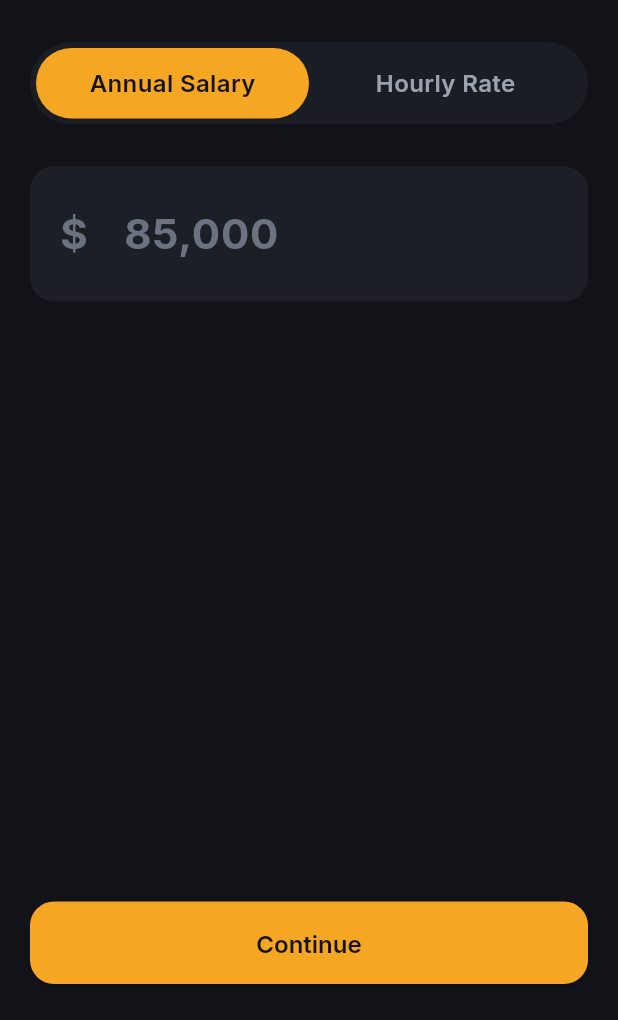
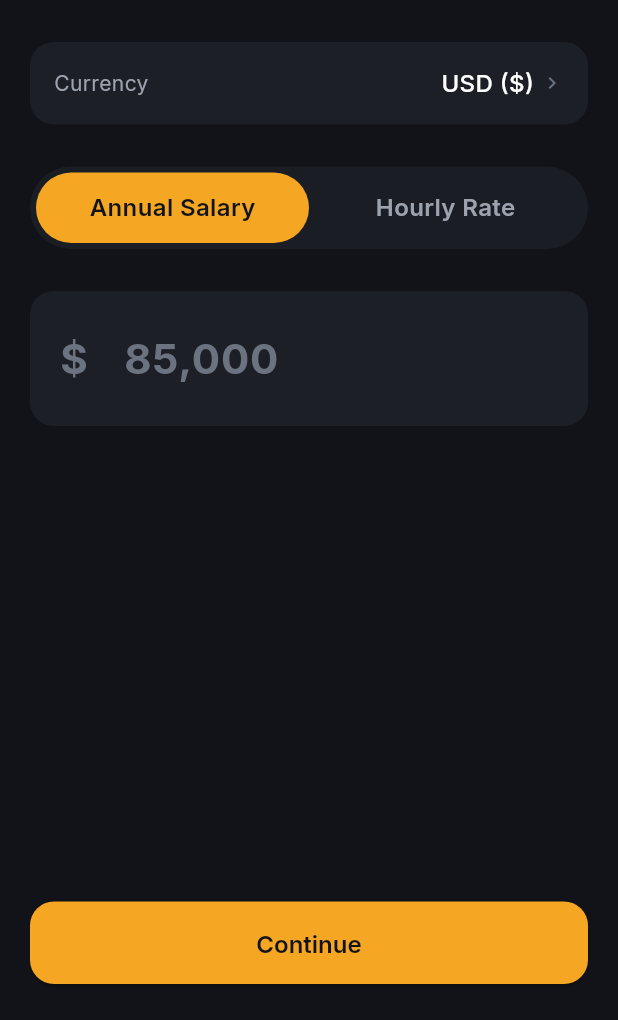
Before and after one commit to julianchong00/pause-app, a Flutter app: the screen it shows after launch, on a phone screen of 412 x 824 dp, the part 216-1236 px from its top. Run offline on Flutter 3.47's test engine with Material 3 defaults, Android fonts, the phone set to English and light mode, and no system bars; our stand-ins replace flutter_riverpod, go_router, google_fonts, hive_flutter, package_info_plus; accounts and stored records are empty.

Commit message:
feat(onboarding): expose currency selection during onboarding
- Auto-detect currency from device locale on first launch
- New 'Currency' row on Step 1, between subtitle and Annual/Hourly toggle
- Reuses showCurrencyPickerSheet via onSelect callback (no profile yet)
- Salary input prefix and Step 2 hint placeholders use the resolved symbol
- Saved selection threads through into UserProfile.currency

Closes the deferred onboarding currency work from
docs/superpowers/specs/2026-04-18-currency-selector-design.md and
matches docs/superpowers/specs/2026-06-04-onboarding-currency-design.md.

Co-Authored-By: Claude Opus 4.7 <noreply@anthropic.com>

```diff
--- a/lib/screens/onboarding/onboarding_screen.dart
+++ b/lib/screens/onboarding/onboarding_screen.dart
@@ -2,10 +2,13 @@ import 'package:flutter/material.dart';
 import 'package:flutter/services.dart';
 import 'package:flutter_riverpod/flutter_riverpod.dart';
 import 'package:go_router/go_router.dart';
+import 'package:intl/intl.dart';
 
-import '../../theme/app_theme.dart';
 import '../../models/user_profile.dart';
 import '../../providers/profile_provider.dart';
+import '../../theme/app_theme.dart';
+import '../../utils/locale_currency.dart';
+import '../../widgets/currency_picker_sheet.dart';
 
 class OnboardingScreen extends ConsumerStatefulWidget {
   const OnboardingScreen({super.key});
@@ -18,10 +21,20 @@ class _OnboardingScreenState extends ConsumerState<OnboardingScreen> {
   final _pageController = PageController();
   int _currentPage = 0;
   bool _isHourlyRate = false;
+  late String _selectedCurrency;
 
   final _salaryController = TextEditingController();
   final _takeHomeController = TextEditingController();
   final _fireController = TextEditingController();
+
+  @override
+  void initState() {
+    super.initState();
+    _selectedCurrency = detectCurrencyFromLocale();
+  }
+
+  String get _currencySymbol =>
+      NumberFormat.simpleCurrency(name: _selectedCurrency).currencySymbol;
 
   @override
   void dispose() {
@@ -59,6 +72,7 @@ class _OnboardingScreenState extends ConsumerState<OnboardingScreen> {
       isHourlyRate: _isHourlyRate,
       monthlyTakeHome: takeHome,
       fireTarget: fireTarget,
+      currency: _selectedCurrency,
     );
 
     ref.read(profileProvider.notifier).saveProfile(profile);
@@ -165,10 +179,55 @@ class _OnboardingScreenState extends ConsumerState<OnboardingScreen> {
             style: AppTextStyles.label,
           ),
           const SizedBox(height: 28),
+          _buildCurrencyRow(),
+          const SizedBox(height: 28),
           _buildToggle(),
           const SizedBox(height: 28),
           _buildSalaryInput(),
         ],
+      ),
+    );
+  }
+
+  Widget _buildCurrencyRow() {
+    return GestureDetector(
+      behavior: HitTestBehavior.opaque,
+      onTap: () {
+        showCurrencyPickerSheet(
+          context,
+          ref,
+          selected: _selectedCurrency,
+          onSelect: (code) => setState(() => _selectedCurrency = code),
+        );
+      },
+      child: Container(
+        padding: const EdgeInsets.all(16),
+        decoration: BoxDecoration(
+          color: AppColors.surface,
+          borderRadius: BorderRadius.circular(AppRadius.card),
+        ),
+        child: Row(
+          mainAxisAlignment: MainAxisAlignment.spaceBetween,
+          children: [
+            Text('Currency', style: AppTextStyles.label),
+            Row(
+              children: [
+                Text(
+                  '$_selectedCurrency ($_currencySymbol)',
+                  style: AppTextStyles.body.copyWith(
+                    fontWeight: FontWeight.w500,
+                  ),
+                ),
+                const SizedBox(width: 4),
+                const Icon(
+                  Icons.chevron_right,
+                  size: 16,
+                  color: AppColors.textTertiary,
+                ),
+              ],
+            ),
+          ],
+        ),
       ),
     );
   }
@@ -242,7 +301,7 @@ class _OnboardingScreenState extends ConsumerState<OnboardingScreen> {
       child: Row(
         children: [
           Text(
-            '\$',
+            _currencySymbol,
             style: AppTextStyles.heading.copyWith(
               color: AppColors.textTertiary,
             ),
@@ -291,13 +350,13 @@ class _OnboardingScreenState extends ConsumerState<OnboardingScreen> {
           _buildOptionalField(
             label: 'Monthly take-home pay',
             controller: _takeHomeController,
-            hint: '\$5,200',
+            hint: '${_currencySymbol}5,200',
           ),
           const SizedBox(height: 28),
           _buildOptionalField(
             label: 'FIRE / savings target',
             controller: _fireController,
-            hint: '\$750,000',
+            hint: '${_currencySymbol}750,000',
           ),
         ],
       ),
```
